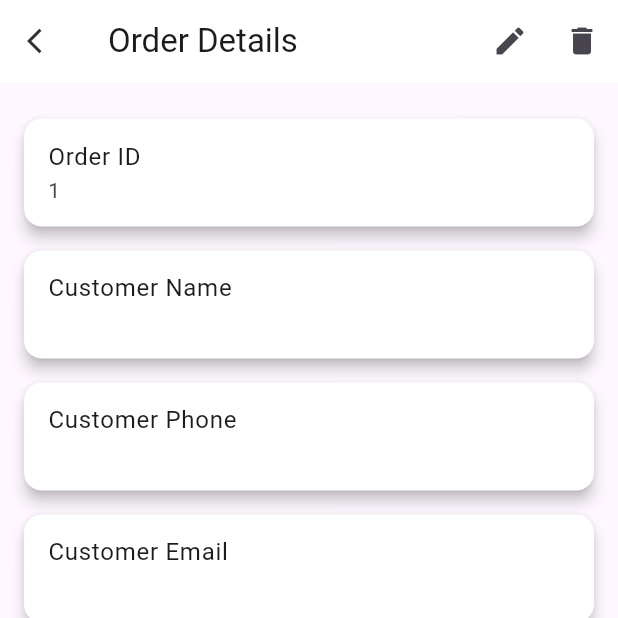
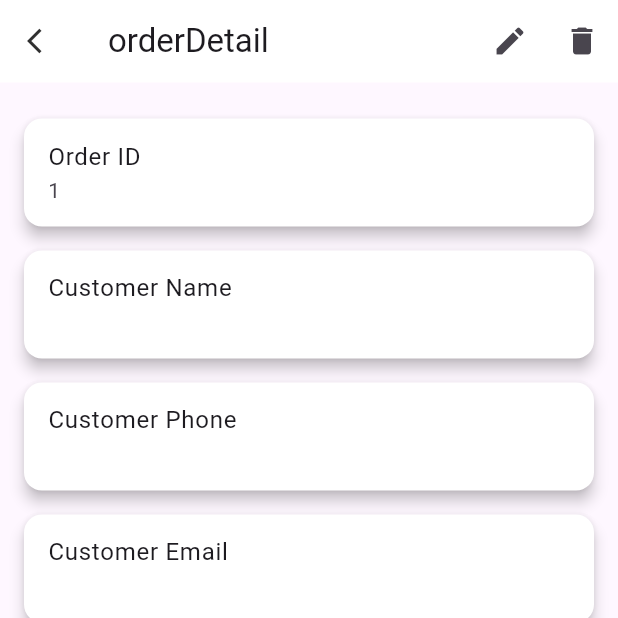
Before and after one commit to StrangerDeveloper/ismmart_vms, a Flutter app: the OrderView screen opened by its route, on a phone screen of 412 x 824 dp, the top half of it. Run offline on Flutter 3.47's test engine with Material 3 defaults, Android fonts, the phone set to English and light mode, and no system bars; our stand-ins replace cached_network_image, firebase_core, fl_chart, flutter_svg, get, get_storage and 2 more; accounts and stored records are empty; statements that could not run were skipped; project files that could hold a hidden picture were left out.

Commit message:
Update order_view.dart

```diff
--- a/lib/screens/Order/order_view.dart
+++ b/lib/screens/Order/order_view.dart
@@ -1,6 +1,8 @@
 import 'package:flutter/material.dart';
 import 'package:get/get.dart';
 import 'package:ismmart_vms/helper/constants.dart';
+import 'package:ismmart_vms/helper/languages/translations_key.dart' as langKey;
+
 import 'package:ismmart_vms/screens/Order/order_viewModel.dart';
 import 'package:ismmart_vms/widgets/custom_appbar.dart';
 import 'package:ismmart_vms/widgets/custom_text.dart';
@@ -17,7 +19,7 @@ class OrderView extends StatelessWidget {
 
     return Scaffold(
       appBar: CustomAppBar(
-        title: 'Order Details',
+        title: langKey.orderDetail.tr,
         backBtn: false,
         action: [
           IconButton(
```
